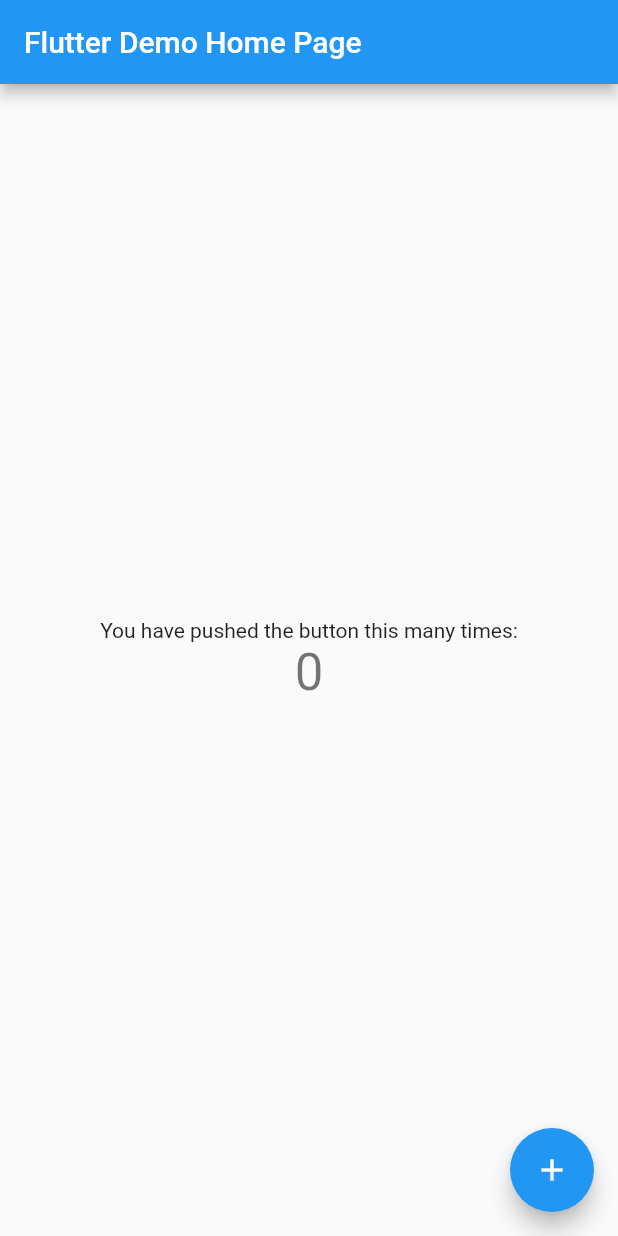
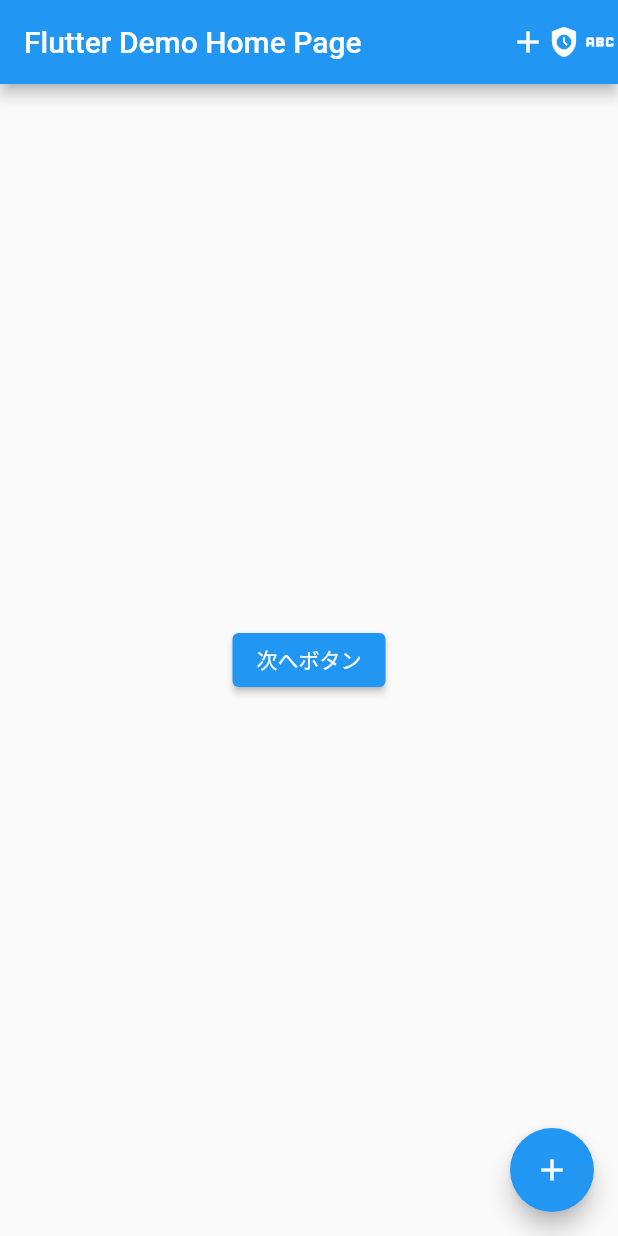
Before and after one commit to base1551/flutter_sample_app, a Flutter app: the screen it shows after launch, on a phone screen of 412 x 824 dp. Run offline on Flutter 3.47's test engine with Material 2 defaults, Android fonts, the phone set to English and light mode, and no system bars.

Commit message:
画面遷移実装

```diff
--- a/lib/main.dart
+++ b/lib/main.dart
@@ -1,4 +1,5 @@
 import 'package:flutter/material.dart';
+import 'package:flutter_sample_app/next_page.dart';
 
 void main() {
   runApp(const MyApp());
@@ -11,17 +12,8 @@ class MyApp extends StatelessWidget {
   @override
   Widget build(BuildContext context) {
     return MaterialApp(
-      title: 'Flutter Demo',
+      title: 'タイトルです！',
       theme: ThemeData(
-        // This is the theme of your application.
-        //
-        // Try running your application with "flutter run". You'll see the
-        // application has a blue toolbar. Then, without quitting the app, try
-        // changing the primarySwatch below to Colors.green and then invoke
-        // "hot reload" (press "r" in the console where you ran "flutter run",
-        // or simply save your changes to "hot reload" in a Flutter IDE).
-        // Notice that the counter didn't reset back to zero; the application
-        // is not restarted.
         primarySwatch: Colors.blue,
       ),
       home: const MyHomePage(title: 'Flutter Demo Home Page'),
@@ -32,15 +24,6 @@ class MyApp extends StatelessWidget {
 class MyHomePage extends StatefulWidget {
   const MyHomePage({super.key, required this.title});
 
-  // This widget is the home page of your application. It is stateful, meaning
-  // that it has a State object (defined below) that contains fields that affect
-  // how it looks.
-
-  // This class is the configuration for the state. It holds the values (in this
-  // case the title) provided by the parent (in this case the App widget) and
-  // used by the build method of the State. Fields in a Widget subclass are
-  // always marked "final".
-
   final String title;
 
   @override
@@ -48,62 +31,67 @@ class MyHomePage extends StatefulWidget {
 }
 
 class _MyHomePageState extends State<MyHomePage> {
-  int _counter = 0;
+  int _counter = 0; //インスタンス
 
+  //プライベートメソッド _hogehoge()
+  //インクリメントさせる
   void _incrementCounter() {
     setState(() {
-      // This call to setState tells the Flutter framework that something has
-      // changed in this State, which causes it to rerun the build method below
-      // so that the display can reflect the updated values. If we changed
-      // _counter without calling setState(), then the build method would not be
-      // called again, and so nothing would appear to happen.
       _counter++;
     });
   }
 
   @override
   Widget build(BuildContext context) {
-    // This method is rerun every time setState is called, for instance as done
-    // by the _incrementCounter method above.
-    //
-    // The Flutter framework has been optimized to make rerunning build methods
-    // fast, so that you can just rebuild anything that needs updating rather
-    // than having to individually change instances of widgets.
     return Scaffold(
+      //共通のナビバー的なもの
       appBar: AppBar(
-        // Here we take the value from the MyHomePage object that was created by
-        // the App.build method, and use it to set our appbar title.
         title: Text(widget.title),
+        actions: const <Widget>[
+          Icon(Icons.add),
+          Icon(Icons.safety_check),
+          Icon(Icons.abc)
+        ], //ボタンを追加 actionsで追加。
       ),
+      //CenterもWidget
       body: Center(
-        // Center is a layout widget. It takes a single child and positions it
-        // in the middle of the parent.
-        child: Column(
-          // Column is also a layout widget. It takes a list of children and
-          // arranges them vertically. By default, it sizes itself to fit its
-          // children horizontally, and tries to be as tall as its parent.
-          //
-          // Invoke "debug painting" (press "p" in the console, choose the
-          // "Toggle Debug Paint" action from the Flutter Inspector in Android
-          // Studio, or the "Toggle Debug Paint" command in Visual Studio Code)
-          // to see the wireframe for each widget.
-          //
-          // Column has various properties to control how it sizes itself and
-          // how it positions its children. Here we use mainAxisAlignment to
-          // center the children vertically; the main axis here is the vertical
-          // axis because Columns are vertical (the cross axis would be
-          // horizontal).
-          mainAxisAlignment: MainAxisAlignment.center,
-          children: <Widget>[
-            const Text(
-              'You have pushed the button this many times:',
-            ),
-            Text(
-              '$_counter',
-              style: Theme.of(context).textTheme.headline4,
-            ),
-          ],
+        //Wedgetでスタイリング
+        // height: 200,
+        // color: Colors.green,
+        //参考：https://api.flutter.dev/flutter/material/ElevatedButton-class.html
+        child: ElevatedButton(
+          child: const Text('次へボタン'),
+          onPressed: () async {
+            final result = await Navigator.push(
+              context,
+              MaterialPageRoute(builder: (context) => NextPage('デモ太郎')),
+            );
+              print(result); //コンソールに表示
+          },
         ),
+        // child: Padding(
+        //   //Row=>横に並べたい時
+        //   padding: const EdgeInsets.all(8),
+        //   child: Row(
+        //     children: const <Widget>[Text('とてもわかる'), Text('とてもわかる２')],
+        //   ),
+        //   //Column=>縦に複数並べるためのWidget
+        //   // child: Column(
+        //   //   mainAxisAlignment: MainAxisAlignment.center,
+        //   //   children: <Widget>[
+        //   //     const Text(
+        //   //       'テストだよー',
+        //   //     ),
+        //   //     const Text(
+        //   //       'テスト２',
+        //   //     ),
+        //   //     Text(
+        //   //       '$_counter',
+        //   //       style: Theme.of(context).textTheme.headline4,
+        //   //     ),
+        //   //   ],
+        //   // ),
+        // ),
       ),
       floatingActionButton: FloatingActionButton(
         onPressed: _incrementCounter,
```
Also changed, not shown: lib/next_page.dart (added, +44 -0 lines).
